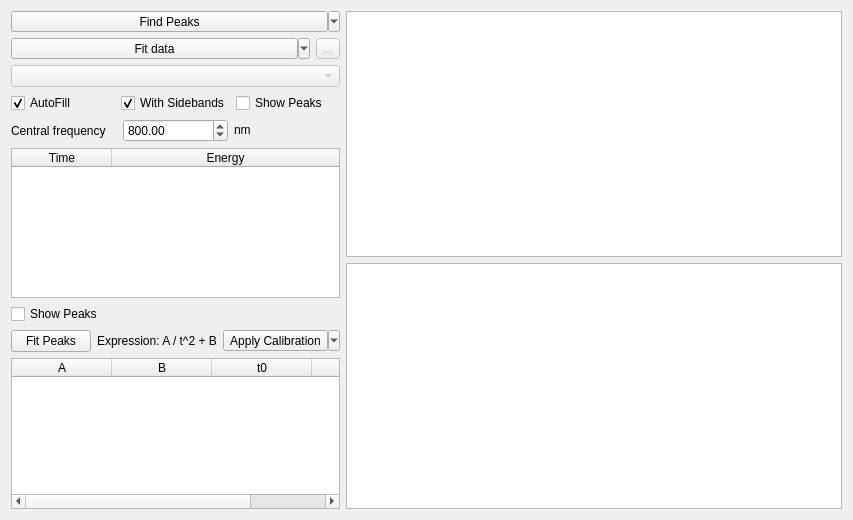
Qt form calibration_toolbox.ui (Attolab/GUI_XUV_SE10) before a commit.
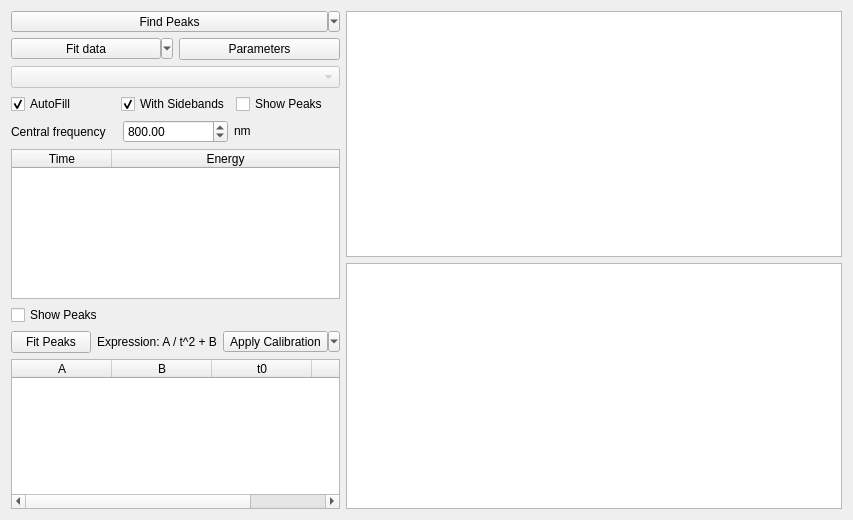
The same form after that commit. Custom widgets are drawn as their Qt base class.

Commit message: "Added parameters widget"

The edit to the form file:
```diff
--- a/calibration_toolbox.ui
+++ b/calibration_toolbox.ui
@@ -72,12 +72,12 @@
         </widget>
        </item>
        <item>
-        <widget class="QToolButton" name="toolButton">
+        <widget class="QPushButton" name="parametersButton">
          <property name="enabled">
-          <bool>false</bool>
+          <bool>true</bool>
          </property>
          <property name="text">
-          <string>...</string>
+          <string>Parameters</string>
          </property>
         </widget>
        </item>
```
The commit also changes 4 other files.
